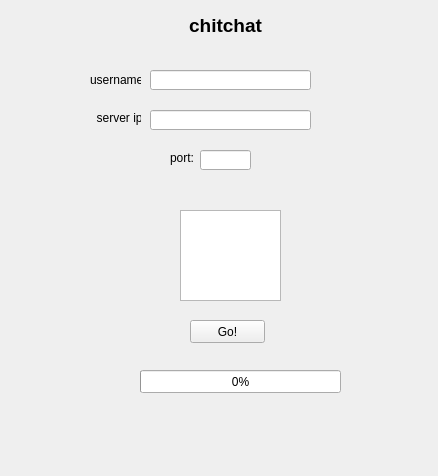
This is app/login.ui in syncopika/chitchat as Qt 5 draws it before an edit. The edited form follows.
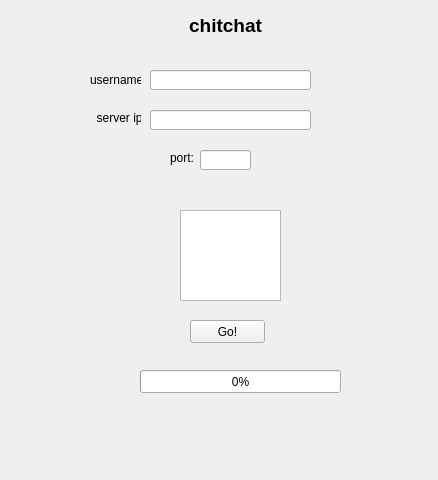
This is the edited form.

Diff of the .ui file:
```diff
--- a/app/login.ui
+++ b/app/login.ui
@@ -7,13 +7,19 @@
     <x>0</x>
     <y>0</y>
     <width>438</width>
-    <height>476</height>
+    <height>480</height>
    </rect>
   </property>
+  <property name="sizePolicy">
+   <sizepolicy hsizetype="Preferred" vsizetype="Preferred">
+    <horstretch>0</horstretch>
+    <verstretch>0</verstretch>
+   </sizepolicy>
+  </property>
   <property name="minimumSize">
    <size>
     <width>438</width>
-    <height>470</height>
+    <height>480</height>
    </size>
   </property>
   <property name="windowTitle">
```
